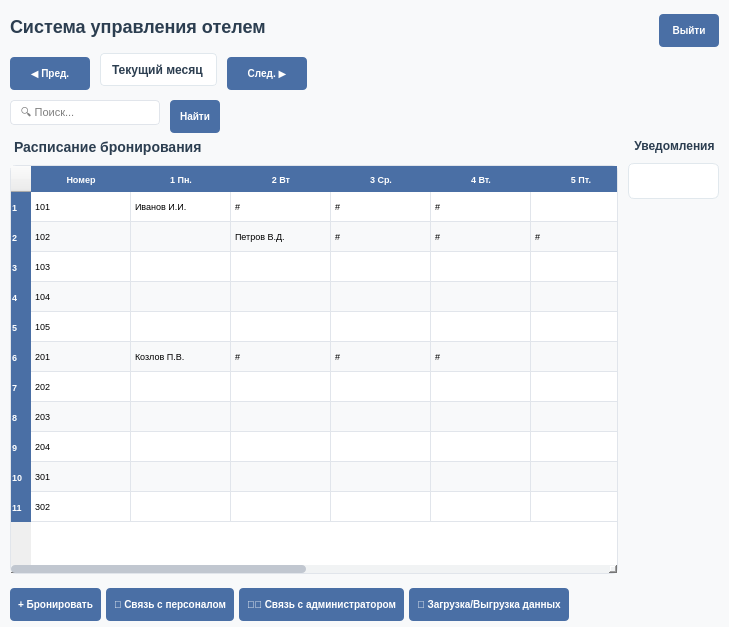
The window that UI/Reg/Регистратор итог.ui (Ainyr-Akhmadishin/Hotel_management_system) describes before a commit, drawn with Qt 5.
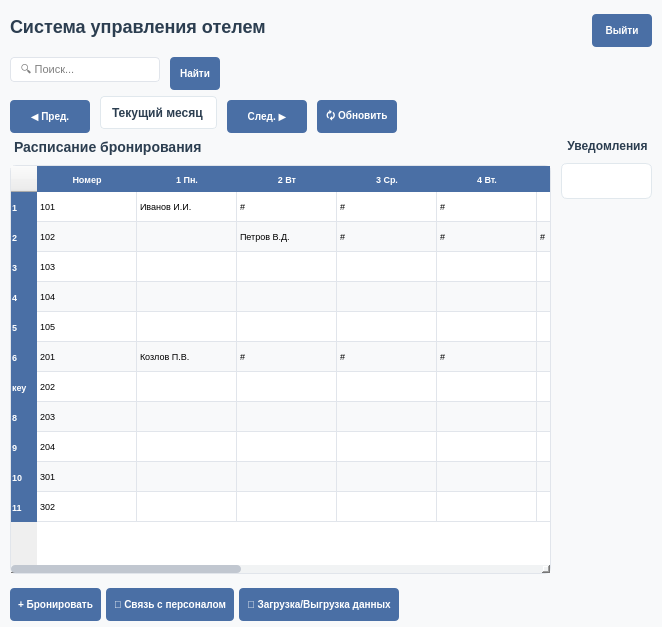
The same window after the commit.

```diff
--- a/UI/Reg/Регистратор итог.ui
+++ b/UI/Reg/Регистратор итог.ui
@@ -6,7 +6,7 @@
    <rect>
     <x>0</x>
     <y>0</y>
-    <width>729</width>
+    <width>662</width>
     <height>627</height>
    </rect>
   </property>
@@ -72,11 +72,7 @@
     font-size: 9px;
     alternate-background-color: #f8f9fa;
 }
-QTableWidget::item {
-    padding: 2px 1px;
-    border: none;
-    text-align: center;
-}
+
 QTableWidget::item:selected {
     background-color: #e3f2fd;
 }
@@ -182,6 +178,61 @@
       </item>
      </layout>
     </item>
+    <item>
+     <layout class="QHBoxLayout" name="search_layout">
+      <item>
+       <widget class="QLineEdit" name="search_input">
+        <property name="minimumSize">
+         <size>
+          <width>150</width>
+          <height>25</height>
+         </size>
+        </property>
+        <property name="maximumSize">
+         <size>
+          <width>150</width>
+          <height>25</height>
+         </size>
+        </property>
+        <property name="placeholderText">
+         <string>🔍 Поиск...</string>
+        </property>
+       </widget>
+      </item>
+      <item>
+       <widget class="QPushButton" name="search_button">
+        <property name="minimumSize">
+         <size>
+          <width>50</width>
+          <height>33</height>
+         </size>
+        </property>
+        <property name="maximumSize">
+         <size>
+          <width>50</width>
+          <height>25</height>
+         </size>
+        </property>
+        <property name="text">
+         <string>Найти</string>
+        </property>
+       </widget>
+      </item>
+      <item>
+       <spacer name="horizontalSpacer_3">
+        <property name="orientation">
+         <enum>Qt::Horizontal</enum>
+        </property>
+        <property name="sizeHint" stdset="0">
+         <size>
+          <width>40</width>
+          <height>20</height>
+         </size>
+        </property>
+       </spacer>
+      </item>
+     </layout>
+    </item>
     <item>
      <layout class="QHBoxLayout" name="month_nav_layout">
       <item>
@@ -232,6 +283,25 @@
         </property>
        </widget>
       </item>
+      <item>
+       <widget class="QPushButton" name="Button">
+        <property name="minimumSize">
+         <size>
+          <width>80</width>
+          <height>33</height>
+         </size>
+        </property>
+        <property name="maximumSize">
+         <size>
+          <width>80</width>
+          <height>25</height>
+         </size>
+        </property>
+        <property name="text">
+         <string>🗘 Обновить</string>
+        </property>
+       </widget>
+      </item>
       <item>
        <spacer name="horizontalSpacer_2">
         <property name="orientation">
@@ -247,61 +317,6 @@
       </item>
      </layout>
     </item>
-    <item>
-     <layout class="QHBoxLayout" name="search_layout">
-      <item>
-       <widget class="QLineEdit" name="search_input">
-        <property name="minimumSize">
-         <size>
-          <width>150</width>
-          <height>25</height>
-         </size>
-        </property>
-        <property name="maximumSize">
-         <size>
-          <width>150</width>
-          <height>25</height>
-         </size>
-        </property>
-        <property name="placeholderText">
-         <string>🔍 Поиск...</string>
-        </property>
-       </widget>
-      </item>
-      <item>
-       <widget class="QPushButton" name="search_button">
-        <property name="minimumSize">
-         <size>
-          <width>50</width>
-          <height>33</height>
-         </size>
-        </property>
-        <property name="maximumSize">
-         <size>
-          <width>50</width>
-          <height>25</height>
-         </size>
-        </property>
-        <property name="text">
-         <string>Найти</string>
-        </property>
-       </widget>
-      </item>
-      <item>
-       <spacer name="horizontalSpacer_3">
-        <property name="orientation">
-         <enum>Qt::Horizontal</enum>
-        </property>
-        <property name="sizeHint" stdset="0">
-         <size>
-          <width>40</width>
-          <height>20</height>
-         </size>
-        </property>
-       </spacer>
-      </item>
-     </layout>
-    </item>
     <item>
      <layout class="QHBoxLayout" name="content_layout">
       <property name="spacing">
@@ -377,7 +392,7 @@
           </row>
           <row>
            <property name="text">
-            <string>7</string>
+            <string>кеу</string>
            </property>
           </row>
           <row>
@@ -667,25 +682,6 @@
             </property>
            </widget>
           </item>
-          <item>
-           <widget class="QPushButton" name="admin_button">
-            <property name="minimumSize">
-             <size>
-              <width>0</width>
-              <height>33</height>
-             </size>
-            </property>
-            <property name="maximumSize">
-             <size>
-              <width>16777215</width>
-              <height>25</height>
-             </size>
-            </property>
-            <property name="text">
-             <string>👨‍💼 Связь с администратором</string>
-            </property>
-           </widget>
-          </item>
           <item>
            <widget class="QPushButton" name="data_button">
             <property name="minimumSize">
```
